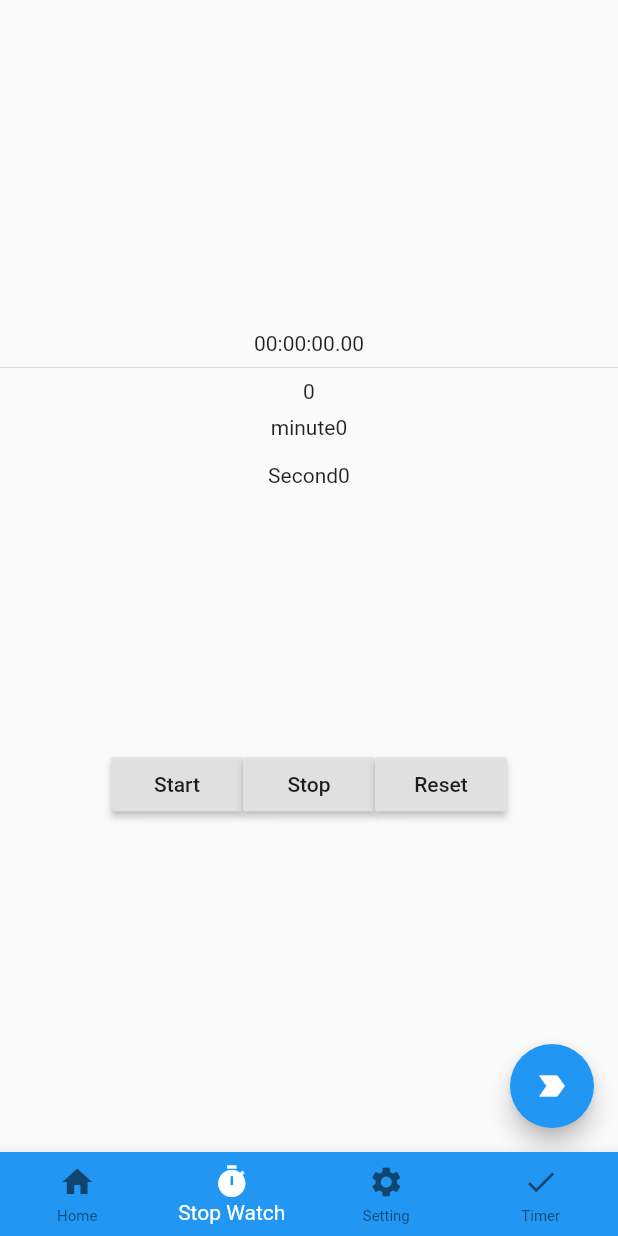
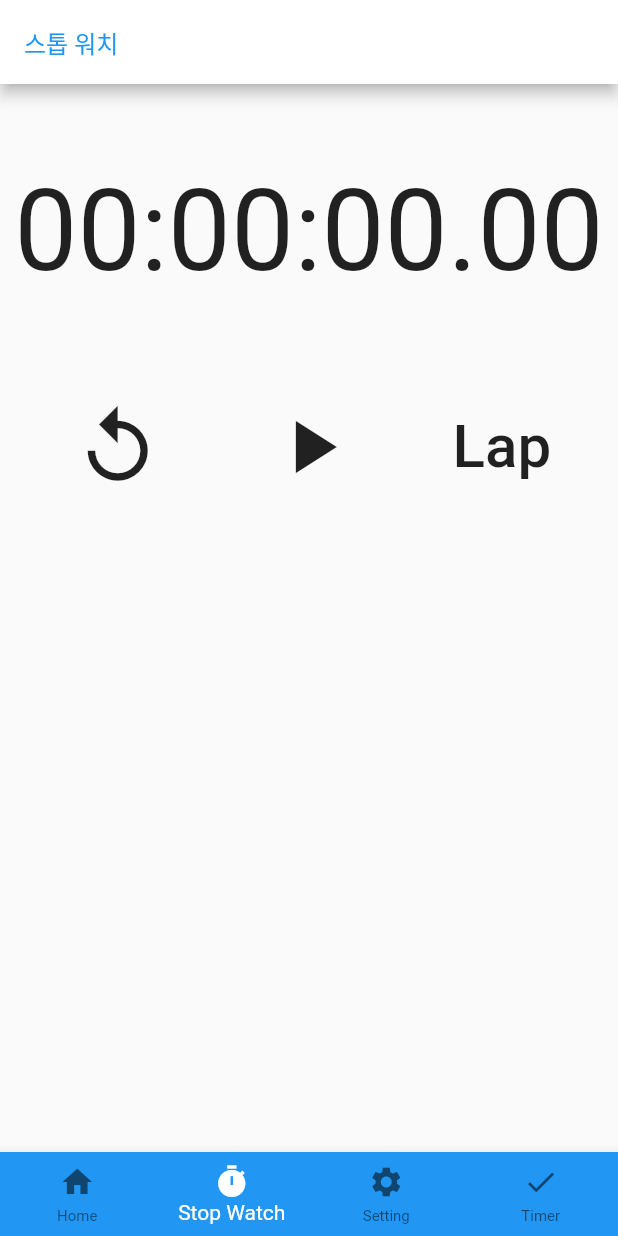
Before and after one commit to ssorrychoi/Timer_project, a Flutter app: the screen it shows after launch, on a phone screen of 412 x 824 dp. Run offline on Flutter 3.47's test engine with Material 2 defaults, Android fonts, the phone set to English and light mode, and no system bars; our stand-ins replace circular_countdown_timer, stop_watch_timer.

Commit message:
modify timerScreen

```diff
--- a/lib/screens/timer_screen.dart
+++ b/lib/screens/timer_screen.dart
@@ -8,6 +8,7 @@ class TimerScreen extends StatefulWidget {
 
 class _TimerScreenState extends State<TimerScreen> {
   final StopWatchTimer _stopWatchTimer = StopWatchTimer();
+  bool isStart = false;
 
   @override
   void initState() {
@@ -27,71 +28,96 @@ class _TimerScreenState extends State<TimerScreen> {
   @override
   Widget build(BuildContext context) {
     return Scaffold(
+      appBar: AppBar(
+        title: Text(
+          '스톱 워치',
+          style: TextStyle(color: Colors.blue, fontSize: 16),
+        ),
+        brightness: Brightness.light,
+        backgroundColor: Colors.white,
+      ),
       body: Column(
         mainAxisAlignment: MainAxisAlignment.center,
         children: [
-          StreamBuilder<int>(
+          Container(
+            // margin: const EdgeInsets.only(top: 18),
+            // color: Colors.red,
+            child: StreamBuilder<int>(
               stream: _stopWatchTimer.rawTime,
               initialData: _stopWatchTimer.rawTime.value,
               builder: (context, snap) {
                 final value = snap.data;
                 final displayTime = StopWatchTimer.getDisplayTime(value);
-              return Column(
-                children: [
-                  Text(displayTime),
-                  Divider(),
-                  Text(value.toString()),
-                ],
-              );
-            },
-          ),
-          Padding(
-            padding: const EdgeInsets.all(8.0),
-            child: StreamBuilder<int>(
-              stream: _stopWatchTimer.minuteTime,
-              initialData: _stopWatchTimer.minuteTime.value,
-              builder: (context, snap) {
-                final value = snap.data;
-                print('Listen every minute. $value');
-                return Column(
-                  children: <Widget>[
-                    Row(
-                      mainAxisAlignment: MainAxisAlignment.center,
-                      crossAxisAlignment: CrossAxisAlignment.center,
-                      children: [
-                        Text('minute'),
-                        Text(value.toString()),
-                      ],
-                    )
-                  ],
+                return Text(
+                  displayTime,
+                  style: TextStyle(fontSize: 75),
                 );
               },
             ),
           ),
-          Padding(
-            padding: const EdgeInsets.all(8.0),
-            child: StreamBuilder<int>(
-              stream: _stopWatchTimer.secondTime,
-              initialData: _stopWatchTimer.secondTime.value,
-              builder: (context, snap) {
-                final value = snap.data;
-                return Column(
+          SizedBox(
+            height: 50,
+          ),
+          Row(
+            // crossAxisAlignment: CrossAxisAlignment.center,
+            mainAxisAlignment: MainAxisAlignment.spaceEvenly,
             children: [
-                    Row(
-                      mainAxisAlignment: MainAxisAlignment.center,
-                      crossAxisAlignment: CrossAxisAlignment.center,
-                      children: [
-                        Text('Second'),
-                        Text(value.toString()),
-                      ],
+              Container(
+                width: 100,
+                height: 100,
+                child: IconButton(
+                  icon: Icon(
+                    Icons.replay,
+                    size: 60,
+                  ),
+                  onPressed: () =>
+                      _stopWatchTimer.onExecute.add(StopWatchExecute.reset),
+                ),
+              ),
+              Container(
+                width: 100,
+                height: 100,
+                child: IconButton(
+                  icon: !isStart
+                      ? Icon(
+                          Icons.play_arrow,
+                          size: 60,
                         )
-                  ],
-                );
+                      : Icon(
+                          Icons.pause,
+                          size: 60,
+                        ),
+                  onPressed: () {
+                    if (isStart) {
+                      _stopWatchTimer.onExecute.add(StopWatchExecute.stop);
+                      setState(() {
+                        isStart = false;
+                      });
+                    } else {
+                      _stopWatchTimer.onExecute.add(StopWatchExecute.start);
+                      setState(() {
+                        isStart = true;
+                      });
+                    }
                   },
                 ),
               ),
-          Container(
-            height: 120,
+              FlatButton(
+                onPressed: () =>
+                    _stopWatchTimer.onExecute.add(StopWatchExecute.lap),
+                child: Text(
+                  'Lap',
+                  style: TextStyle(fontSize: 40),
+                ),
+              )
+            ],
+          ),
+          SizedBox(
+            height: 50,
+          ),
+          SingleChildScrollView(
+            child: Container(
+              height: 300,
               margin: EdgeInsets.all(8),
               child: StreamBuilder<List<StopWatchRecord>>(
                 stream: _stopWatchTimer.records,
@@ -115,19 +141,19 @@ class _TimerScreenState extends State<TimerScreen> {
                       final data = value[index];
                       return Column(
                         children: <Widget>[
-                        Padding(
-                          padding: const EdgeInsets.all(8),
-                          child: Text(
-                            '${index + 1} ${data.displayTime}',
-                            style: TextStyle(
-                                fontSize: 17,
-                                fontFamily: 'Helvetica',
-                                fontWeight: FontWeight.bold),
+                          Container(
+                            height: 50,
+                            color: Colors.lightBlueAccent,
+                            padding: const EdgeInsets.only(right: 20, left: 20),
+                            child: Row(
+                              mainAxisAlignment: MainAxisAlignment.spaceBetween,
+                              children: [
+                                Text('${data.displayTime}'),
+                                Text('Lap ${index + 1}'),
+                              ],
                             ),
                           ),
-                        const Divider(
-                          height: 1,
-                        )
+                          Divider()
                         ],
                       );
                     },
@@ -136,39 +162,14 @@ class _TimerScreenState extends State<TimerScreen> {
                 },
               ),
             ),
-          SizedBox(
-            height: 30,
-          ),
-          Row(
-            crossAxisAlignment: CrossAxisAlignment.end,
-            mainAxisAlignment: MainAxisAlignment.center,
-            children: [
-              RaisedButton(
-                onPressed: () {
-                  _stopWatchTimer.onExecute.add(StopWatchExecute.start);
-                },
-                child: Text('Start'),
-              ),
-              RaisedButton(
-                onPressed: () {
-                  _stopWatchTimer.onExecute.add(StopWatchExecute.stop);
-                },
-                child: Text('Stop'),
-              ),
-              RaisedButton(
-                onPressed: () {
-                  _stopWatchTimer.onExecute.add(StopWatchExecute.reset);
-                },
-                child: Text('Reset'),
           ),
         ],
       ),
-        ],
-      ),
-      floatingActionButton: FloatingActionButton(
-        child: Icon(Icons.label_important),
-        onPressed: () => _stopWatchTimer.onExecute.add(StopWatchExecute.lap),
-      ),
+
+      // floatingActionButton: FloatingActionButton(
+      //   child: Icon(Icons.label_important),
+      //   onPressed: () => _stopWatchTimer.onExecute.add(StopWatchExecute.lap),
+      // ),
     );
   }
 }
```
Also changed, not shown: lib/screens/home_screen.dart (+52 -1 lines). Lines whose indentation alone changed are shown as unchanged.
